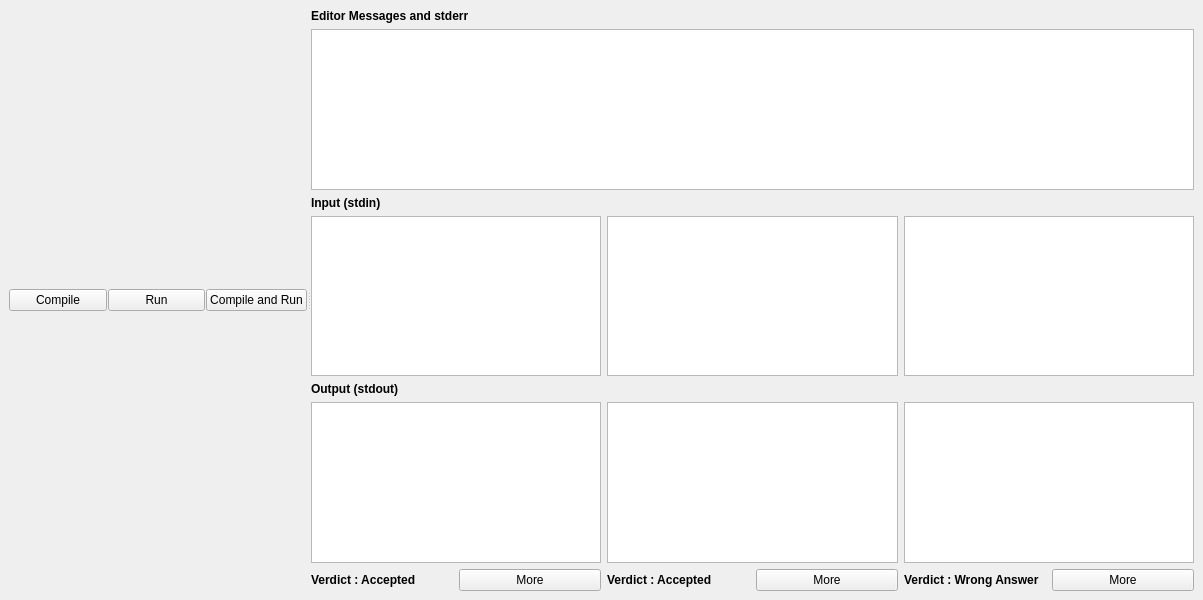
Before: the Qt Designer form ui/mainwindow.ui in cpeditor/cpeditor, drawn with Qt 5.
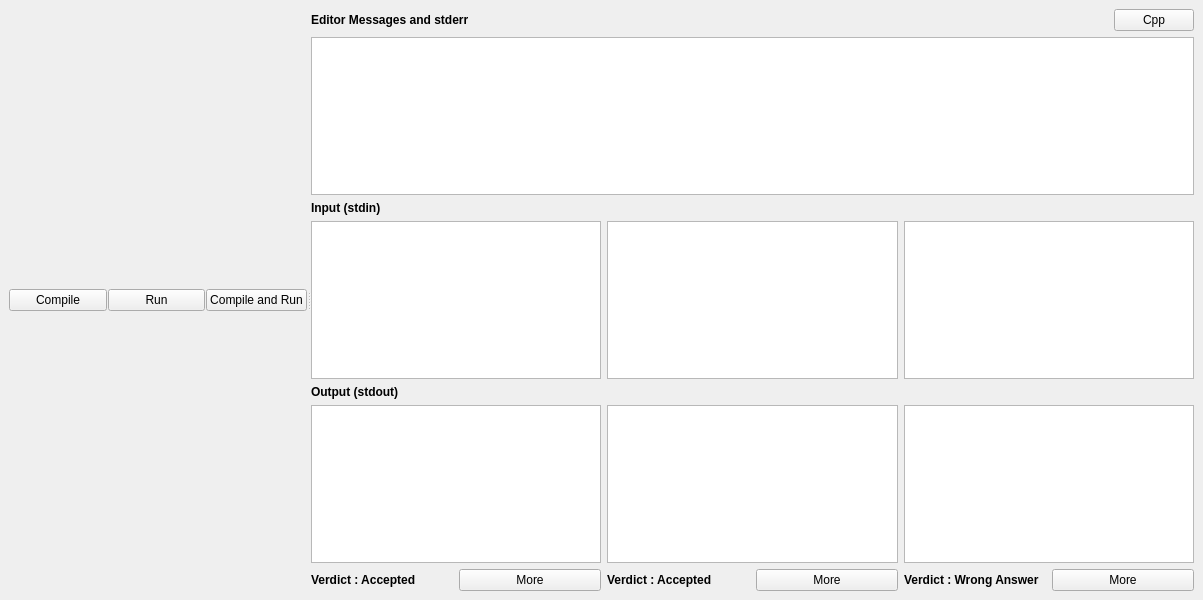
After: the same form once the commit is applied.

What changed in the file:
```diff
--- a/ui/mainwindow.ui
+++ b/ui/mainwindow.ui
@@ -23,7 +23,7 @@
       <property name="orientation">
        <enum>Qt::Horizontal</enum>
       </property>
-      <widget class="QWidget" name="">
+      <widget class="QWidget" name="layoutWidget">
        <layout class="QVBoxLayout" name="left_pane" stretch="0,0">
         <property name="spacing">
          <number>1</number>
@@ -61,25 +61,106 @@
         </item>
        </layout>
       </widget>
-      <widget class="QWidget" name="">
+      <widget class="QWidget" name="layoutWidget">
        <layout class="QVBoxLayout" name="right_pane">
         <item>
          <layout class="QVBoxLayout" name="verticalLayout_5">
           <item>
-           <widget class="QLabel" name="compiler_out">
-            <property name="font">
-             <font>
-              <weight>75</weight>
-              <bold>true</bold>
-             </font>
-            </property>
-            <property name="text">
-             <string>Editor Messages and stderr</string>
-            </property>
-           </widget>
+           <layout class="QHBoxLayout" name="horizontalLayout_6">
+            <item>
+             <widget class="QLabel" name="compiler_out">
+              <property name="font">
+               <font>
+                <weight>75</weight>
+                <bold>true</bold>
+               </font>
+              </property>
+              <property name="text">
+               <string>Editor Messages and stderr</string>
+              </property>
+             </widget>
+            </item>
+            <item>
+             <spacer name="horizontalSpacer_4">
+              <property name="orientation">
+               <enum>Qt::Horizontal</enum>
+              </property>
+              <property name="sizeHint" stdset="0">
+               <size>
+                <width>40</width>
+                <height>20</height>
+               </size>
+              </property>
+             </spacer>
+            </item>
+            <item>
+             <spacer name="horizontalSpacer_3">
+              <property name="orientation">
+               <enum>Qt::Horizontal</enum>
+              </property>
+              <property name="sizeHint" stdset="0">
+               <size>
+                <width>40</width>
+                <height>20</height>
+               </size>
+              </property>
+             </spacer>
+            </item>
+            <item>
+             <spacer name="horizontalSpacer_2">
+              <property name="orientation">
+               <enum>Qt::Horizontal</enum>
+              </property>
+              <property name="sizeHint" stdset="0">
+               <size>
+                <width>40</width>
+                <height>20</height>
+               </size>
+              </property>
+             </spacer>
+            </item>
+            <item>
+             <spacer name="horizontalSpacer">
+              <property name="orientation">
+               <enum>Qt::Horizontal</enum>
+              </property>
+              <property name="sizeHint" stdset="0">
+               <size>
+                <width>40</width>
+                <height>20</height>
+               </size>
+              </property>
+             </spacer>
+            </item>
+            <item>
+             <widget class="QPushButton" name="changeLanguageButoon">
+              <property name="sizePolicy">
+               <sizepolicy hsizetype="Minimum" vsizetype="Fixed">
+                <horstretch>0</horstretch>
+                <verstretch>0</verstretch>
+               </sizepolicy>
+              </property>
+              <property name="minimumSize">
+               <size>
+                <width>25</width>
+                <height>0</height>
+               </size>
+              </property>
+              <property name="text">
+               <string>Cpp</string>
+              </property>
+             </widget>
+            </item>
+           </layout>
           </item>
           <item>
            <widget class="QTextBrowser" name="compiler_edit">
+            <property name="sizePolicy">
+             <sizepolicy hsizetype="Minimum" vsizetype="Expanding">
+              <horstretch>0</horstretch>
+              <verstretch>0</verstretch>
+             </sizepolicy>
+            </property>
             <property name="contextMenuPolicy">
              <enum>Qt::CustomContextMenu</enum>
             </property>
@@ -102,6 +183,12 @@
            <layout class="QHBoxLayout" name="input">
             <item>
              <widget class="QPlainTextEdit" name="in1">
+              <property name="sizePolicy">
+               <sizepolicy hsizetype="Minimum" vsizetype="Expanding">
+                <horstretch>0</horstretch>
+                <verstretch>0</verstretch>
+               </sizepolicy>
+              </property>
               <property name="contextMenuPolicy">
                <enum>Qt::CustomContextMenu</enum>
               </property>
@@ -109,6 +196,12 @@
             </item>
             <item>
              <widget class="QPlainTextEdit" name="in2">
+              <property name="sizePolicy">
+               <sizepolicy hsizetype="Minimum" vsizetype="Expanding">
+                <horstretch>0</horstretch>
+                <verstretch>0</verstretch>
+               </sizepolicy>
+              </property>
               <property name="contextMenuPolicy">
                <enum>Qt::CustomContextMenu</enum>
               </property>
@@ -116,6 +209,12 @@
             </item>
             <item>
              <widget class="QPlainTextEdit" name="in3">
+              <property name="sizePolicy">
+               <sizepolicy hsizetype="Minimum" vsizetype="Expanding">
+                <horstretch>0</horstretch>
+                <verstretch>0</verstretch>
+               </sizepolicy>
+              </property>
               <property name="contextMenuPolicy">
                <enum>Qt::CustomContextMenu</enum>
               </property>
@@ -142,6 +241,12 @@
              <layout class="QVBoxLayout" name="verticalLayout">
               <item>
                <widget class="QPlainTextEdit" name="out1">
+                <property name="sizePolicy">
+                 <sizepolicy hsizetype="Minimum" vsizetype="Expanding">
+                  <horstretch>0</horstretch>
+                  <verstretch>0</verstretch>
+                 </sizepolicy>
+                </property>
                 <property name="contextMenuPolicy">
                  <enum>Qt::CustomContextMenu</enum>
                 </property>
@@ -180,6 +285,12 @@
              <layout class="QVBoxLayout" name="verticalLayout_2">
               <item>
                <widget class="QPlainTextEdit" name="out2">
+                <property name="sizePolicy">
+                 <sizepolicy hsizetype="Minimum" vsizetype="Expanding">
+                  <horstretch>0</horstretch>
+                  <verstretch>0</verstretch>
+                 </sizepolicy>
+                </property>
                 <property name="contextMenuPolicy">
                  <enum>Qt::CustomContextMenu</enum>
                 </property>
@@ -218,6 +329,12 @@
              <layout class="QVBoxLayout" name="verticalLayout_3">
               <item>
                <widget class="QPlainTextEdit" name="out3">
+                <property name="sizePolicy">
+                 <sizepolicy hsizetype="Minimum" vsizetype="Expanding">
+                  <horstretch>0</horstretch>
+                  <verstretch>0</verstretch>
+                 </sizepolicy>
+                </property>
                 <property name="contextMenuPolicy">
                  <enum>Qt::CustomContextMenu</enum>
                 </property>
```
